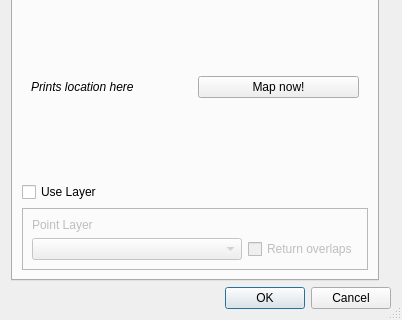
Qt form osm_tools_dialog_base.ui (GIScience/orstools-qgis-plugin) before a commit; both pictures show x 0 to 402 and y 367 to 687 of the 402 by 687 pixel window.
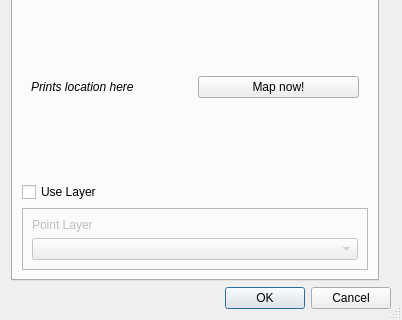
The same form after that commit.

```diff
--- a/osm_tools_dialog_base.ui
+++ b/osm_tools_dialog_base.ui
@@ -979,7 +979,14 @@
          <property name="frameShadow">
           <enum>QFrame::Raised</enum>
          </property>
-         <layout class="QGridLayout" name="gridLayout_7" columnstretch="3,0">
+         <layout class="QGridLayout" name="gridLayout_7" columnstretch="3">
+          <item row="0" column="0">
+           <widget class="QLabel" name="label">
+            <property name="text">
+             <string>Point Layer</string>
+            </property>
+           </widget>
+          </item>
           <item row="1" column="0">
            <widget class="QComboBox" name="layer">
             <property name="toolTip">
@@ -990,23 +997,6 @@
             </property>
            </widget>
           </item>
-          <item row="0" column="0">
-           <widget class="QLabel" name="label">
-            <property name="text">
-             <string>Point Layer</string>
-            </property>
-           </widget>
-          </item>
-          <item row="1" column="1">
-           <widget class="QCheckBox" name="iso_overlap">
-            <property name="toolTip">
-             <string>&lt;html&gt;&lt;head/&gt;&lt;body&gt;&lt;p&gt;Returns overlapping areas of isochrones from multiple locations (basically intersection of corresponding isochrones)&lt;/p&gt;&lt;/body&gt;&lt;/html&gt;</string>
-            </property>
-            <property name="text">
-             <string>Return overlaps</string>
-            </property>
-           </widget>
-          </item>
          </layout>
         </widget>
        </item>
```
Left out of the diff: 4 changed lines with no effect on the pictures.
